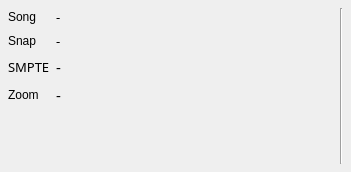
Before: the Qt Designer form src/traverso/ui/SongInfoWidget.ui in ErwanLegrand/Traverso-DAW, drawn with Qt 5.
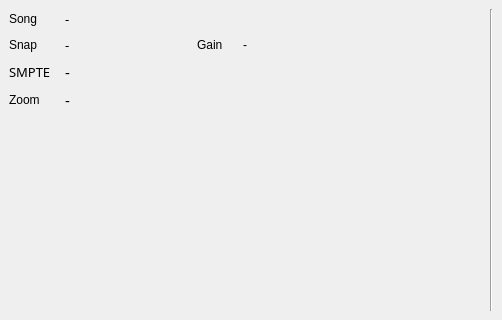
After: the same form once the commit is applied.

What changed in the file:
```diff
--- a/src/traverso/ui/SongInfoWidget.ui
+++ b/src/traverso/ui/SongInfoWidget.ui
@@ -8,21 +8,21 @@
    <rect>
     <x>0</x>
     <y>0</y>
-    <width>351</width>
-    <height>172</height>
+    <width>502</width>
+    <height>320</height>
    </rect>
   </property>
   <property name="windowTitle" >
    <string>SongInfoWidget</string>
   </property>
-  <layout class="QHBoxLayout" >
+  <layout class="QGridLayout" >
    <property name="margin" >
-    <number>8</number>
+    <number>9</number>
    </property>
    <property name="spacing" >
     <number>6</number>
    </property>
-   <item>
+   <item row="0" column="0" >
     <layout class="QVBoxLayout" >
      <property name="margin" >
       <number>0</number>
@@ -31,147 +31,325 @@
       <number>6</number>
      </property>
      <item>
-      <layout class="QGridLayout" >
+      <layout class="QVBoxLayout" >
        <property name="margin" >
         <number>0</number>
        </property>
        <property name="spacing" >
         <number>6</number>
        </property>
-       <item row="2" column="1" >
-        <widget class="QLabel" name="smpteLabel" >
-         <property name="minimumSize" >
-          <size>
-           <width>40</width>
-           <height>0</height>
-          </size>
+       <item>
+        <layout class="QHBoxLayout" >
+         <property name="margin" >
+          <number>0</number>
          </property>
-         <property name="font" >
-          <font>
-           <family>Sans Serif</family>
-           <pointsize>11</pointsize>
-           <weight>50</weight>
-           <italic>false</italic>
-           <bold>false</bold>
-           <underline>false</underline>
-           <strikeout>false</strikeout>
-          </font>
+         <property name="spacing" >
+          <number>6</number>
          </property>
-         <property name="text" >
-          <string>-</string>
-         </property>
-        </widget>
+         <item>
+          <widget class="QLabel" name="label_3" >
+           <property name="minimumSize" >
+            <size>
+             <width>50</width>
+             <height>0</height>
+            </size>
+           </property>
+           <property name="text" >
+            <string>Song</string>
+           </property>
+          </widget>
+         </item>
+         <item>
+          <widget class="QLabel" name="songNameLabel" >
+           <property name="minimumSize" >
+            <size>
+             <width>110</width>
+             <height>0</height>
+            </size>
+           </property>
+           <property name="font" >
+            <font>
+             <family>Sans Serif</family>
+             <pointsize>10</pointsize>
+             <weight>50</weight>
+             <italic>false</italic>
+             <bold>false</bold>
+             <underline>false</underline>
+             <strikeout>false</strikeout>
+            </font>
+           </property>
+           <property name="text" >
+            <string>-</string>
+           </property>
+          </widget>
+         </item>
+         <item>
+          <spacer>
+           <property name="orientation" >
+            <enum>Qt::Horizontal</enum>
+           </property>
+           <property name="sizeHint" >
+            <size>
+             <width>40</width>
+             <height>20</height>
+            </size>
+           </property>
+          </spacer>
+         </item>
+        </layout>
        </item>
-       <item row="3" column="0" >
-        <widget class="QLabel" name="label_2" >
-         <property name="text" >
-          <string>Zoom</string>
+       <item>
+        <layout class="QHBoxLayout" >
+         <property name="margin" >
+          <number>0</number>
          </property>
-        </widget>
-       </item>
-       <item row="0" column="1" >
-        <widget class="QLabel" name="songNameLabel" >
-         <property name="minimumSize" >
-          <size>
-           <width>110</width>
-           <height>0</height>
-          </size>
+         <property name="spacing" >
+          <number>6</number>
          </property>
-         <property name="font" >
-          <font>
-           <family>Sans Serif</family>
-           <pointsize>10</pointsize>
-           <weight>50</weight>
-           <italic>false</italic>
-           <bold>false</bold>
-           <underline>false</underline>
-           <strikeout>false</strikeout>
-          </font>
-         </property>
-         <property name="text" >
-          <string>-</string>
-         </property>
-        </widget>
+         <item>
+          <layout class="QHBoxLayout" >
+           <property name="margin" >
+            <number>0</number>
+           </property>
+           <property name="spacing" >
+            <number>6</number>
+           </property>
+           <item>
+            <widget class="QLabel" name="label_4" >
+             <property name="minimumSize" >
+              <size>
+               <width>50</width>
+               <height>0</height>
+              </size>
+             </property>
+             <property name="text" >
+              <string>Snap</string>
+             </property>
+            </widget>
+           </item>
+           <item>
+            <widget class="QLabel" name="snapStatusLabel" >
+             <property name="minimumSize" >
+              <size>
+               <width>30</width>
+               <height>0</height>
+              </size>
+             </property>
+             <property name="font" >
+              <font>
+               <family>Sans Serif</family>
+               <pointsize>10</pointsize>
+               <weight>50</weight>
+               <italic>false</italic>
+               <bold>false</bold>
+               <underline>false</underline>
+               <strikeout>false</strikeout>
+              </font>
+             </property>
+             <property name="text" >
+              <string>-</string>
+             </property>
+            </widget>
+           </item>
+          </layout>
+         </item>
+         <item>
+          <spacer>
+           <property name="orientation" >
+            <enum>Qt::Horizontal</enum>
+           </property>
+           <property name="sizeHint" >
+            <size>
+             <width>70</width>
+             <height>20</height>
+            </size>
+           </property>
+          </spacer>
+         </item>
+         <item>
+          <layout class="QHBoxLayout" >
+           <property name="margin" >
+            <number>0</number>
+           </property>
+           <property name="spacing" >
+            <number>6</number>
+           </property>
+           <item>
+            <widget class="QLabel" name="masterGain" >
+             <property name="minimumSize" >
+              <size>
+               <width>40</width>
+               <height>0</height>
+              </size>
+             </property>
+             <property name="text" >
+              <string>Gain</string>
+             </property>
+            </widget>
+           </item>
+           <item>
+            <widget class="QLabel" name="masterGainLabel" >
+             <property name="text" >
+              <string>-</string>
+             </property>
+            </widget>
+           </item>
+          </layout>
+         </item>
+        </layout>
        </item>
-       <item row="3" column="1" >
-        <widget class="QLabel" name="zoomLabel" >
-         <property name="minimumSize" >
-          <size>
-           <width>40</width>
-           <height>0</height>
-          </size>
+       <item>
+        <layout class="QHBoxLayout" >
+         <property name="margin" >
+          <number>0</number>
          </property>
-         <property name="font" >
-          <font>
-           <family>Sans Serif</family>
-           <pointsize>11</pointsize>
-           <weight>50</weight>
-           <italic>false</italic>
-           <bold>false</bold>
-           <underline>false</underline>
-           <strikeout>false</strikeout>
-          </font>
+         <property name="spacing" >
+          <number>6</number>
          </property>
-         <property name="text" >
-          <string>-</string>
-         </property>
-        </widget>
+         <item>
+          <widget class="QLabel" name="label" >
+           <property name="minimumSize" >
+            <size>
+             <width>50</width>
+             <height>0</height>
+            </size>
+           </property>
+           <property name="font" >
+            <font>
+             <family>Sans Serif</family>
+             <pointsize>10</pointsize>
+             <weight>50</weight>
+             <italic>false</italic>
+             <bold>false</bold>
+             <underline>false</underline>
+             <strikeout>false</strikeout>
+            </font>
+           </property>
+           <property name="text" >
+            <string>SMPTE</string>
+           </property>
+          </widget>
+         </item>
+         <item>
+          <widget class="QLabel" name="smpteLabel" >
+           <property name="sizePolicy" >
+            <sizepolicy>
+             <hsizetype>5</hsizetype>
+             <vsizetype>5</vsizetype>
+             <horstretch>5</horstretch>
+             <verstretch>0</verstretch>
+            </sizepolicy>
+           </property>
+           <property name="minimumSize" >
+            <size>
+             <width>40</width>
+             <height>0</height>
+            </size>
+           </property>
+           <property name="font" >
+            <font>
+             <family>Sans Serif</family>
+             <pointsize>11</pointsize>
+             <weight>50</weight>
+             <italic>false</italic>
+             <bold>false</bold>
+             <underline>false</underline>
+             <strikeout>false</strikeout>
+            </font>
+           </property>
+           <property name="text" >
+            <string>-</string>
+           </property>
+          </widget>
+         </item>
+         <item>
+          <spacer>
+           <property name="orientation" >
+            <enum>Qt::Horizontal</enum>
+           </property>
+           <property name="sizeType" >
+            <enum>QSizePolicy::Expanding</enum>
+           </property>
+           <property name="sizeHint" >
+            <size>
+             <width>0</width>
+             <height>20</height>
+            </size>
+           </property>
+          </spacer>
+         </item>
+        </layout>
        </item>
-       <item row="2" column="0" >
-        <widget class="QLabel" name="label" >
-         <property name="font" >
-          <font>
-           <family>Sans Serif</family>
-           <pointsize>10</pointsize>
-           <weight>50</weight>
-           <italic>false</italic>
-           <bold>false</bold>
-           <underline>false</underline>
-           <strikeout>false</strikeout>
-          </font>
+       <item>
+        <layout class="QHBoxLayout" >
+         <property name="margin" >
+          <number>0</number>
          </property>
-         <property name="text" >
-          <string>SMPTE</string>
+         <property name="spacing" >
+          <number>6</number>
          </property>
-        </widget>
-       </item>
-       <item row="0" column="0" >
-        <widget class="QLabel" name="label_3" >
-         <property name="text" >
-          <string>Song</string>
-         </property>
-        </widget>
-       </item>
-       <item row="1" column="1" >
-        <widget class="QLabel" name="snapStatusLabel" >
-         <property name="minimumSize" >
-          <size>
-           <width>20</width>
-           <height>0</height>
-          </size>
-         </property>
-         <property name="font" >
-          <font>
-           <family>Sans Serif</family>
-           <pointsize>10</pointsize>
-           <weight>50</weight>
-           <italic>false</italic>
-           <bold>false</bold>
-           <underline>false</underline>
-           <strikeout>false</strikeout>
-          </font>
-         </property>
-         <property name="text" >
-          <string>-</string>
-         </property>
-        </widget>
-       </item>
-       <item row="1" column="0" >
-        <widget class="QLabel" name="label_4" >
-         <property name="text" >
-          <string>Snap</string>
-         </property>
-        </widget>
+         <item>
+          <widget class="QLabel" name="label_2" >
+           <property name="minimumSize" >
+            <size>
+             <width>50</width>
+             <height>0</height>
+            </size>
+           </property>
+           <property name="text" >
+            <string>Zoom</string>
+           </property>
+          </widget>
+         </item>
+         <item>
+          <widget class="QLabel" name="zoomLabel" >
+           <property name="sizePolicy" >
+            <sizepolicy>
+             <hsizetype>5</hsizetype>
+             <vsizetype>5</vsizetype>
+             <horstretch>5</horstretch>
+             <verstretch>0</verstretch>
+            </sizepolicy>
+           </property>
+           <property name="minimumSize" >
+            <size>
+             <width>40</width>
+             <height>0</height>
+            </size>
+           </property>
+           <property name="font" >
+            <font>
+             <family>Sans Serif</family>
+             <pointsize>11</pointsize>
+             <weight>50</weight>
+             <italic>false</italic>
+             <bold>false</bold>
+             <underline>false</underline>
+             <strikeout>false</strikeout>
+            </font>
+           </property>
+           <property name="text" >
+            <string>-</string>
+           </property>
+          </widget>
+         </item>
+         <item>
+          <spacer>
+           <property name="orientation" >
+            <enum>Qt::Horizontal</enum>
+           </property>
+           <property name="sizeType" >
+            <enum>QSizePolicy::Expanding</enum>
+           </property>
+           <property name="sizeHint" >
+            <size>
+             <width>0</width>
+             <height>20</height>
+            </size>
+           </property>
+          </spacer>
+         </item>
+        </layout>
        </item>
       </layout>
      </item>
@@ -182,28 +360,28 @@
        </property>
        <property name="sizeHint" >
         <size>
-         <width>98</width>
-         <height>20</height>
+         <width>161</width>
+         <height>147</height>
         </size>
        </property>
       </spacer>
      </item>
     </layout>
    </item>
-   <item>
+   <item row="0" column="1" >
     <spacer>
      <property name="orientation" >
       <enum>Qt::Horizontal</enum>
      </property>
      <property name="sizeHint" >
       <size>
-       <width>344</width>
-       <height>31</height>
+       <width>51</width>
+       <height>156</height>
       </size>
      </property>
     </spacer>
    </item>
-   <item>
+   <item row="0" column="2" >
     <widget class="Line" name="line" >
      <property name="orientation" >
       <enum>Qt::Vertical</enum>
```
